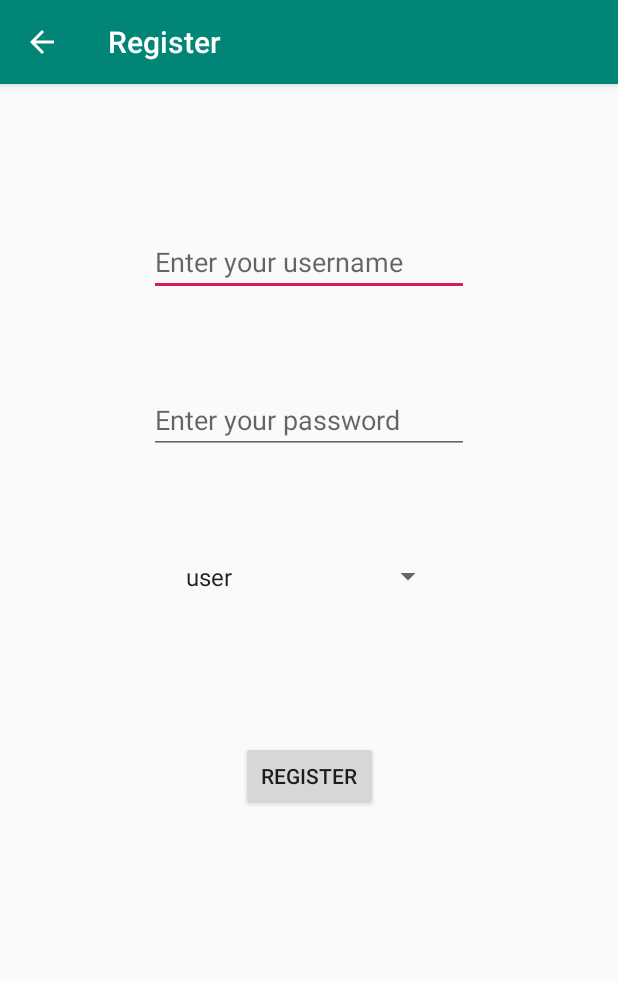
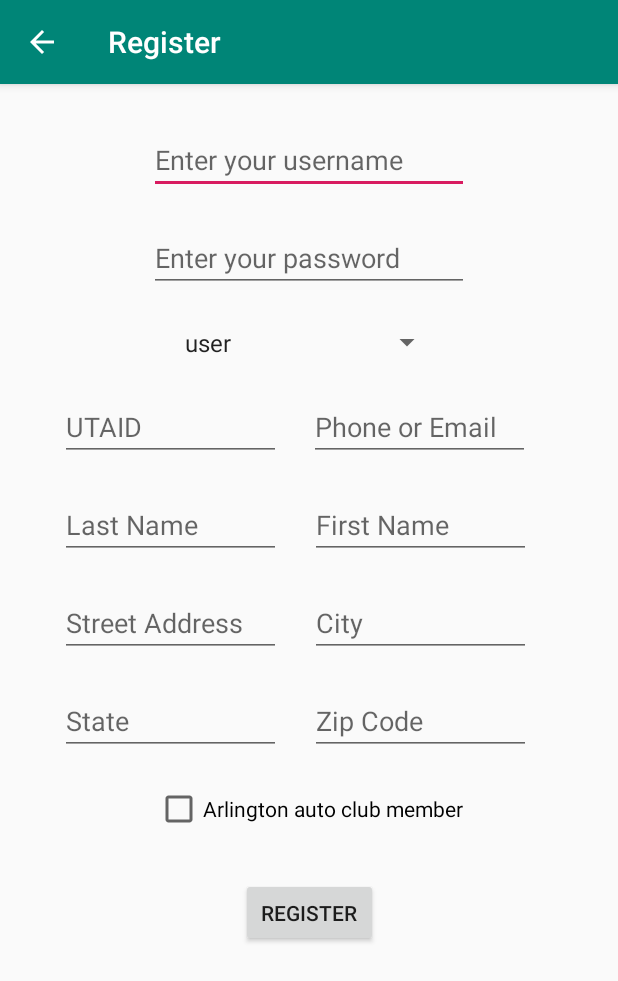
Before and after one commit to csl915179/UTACarRental, an Android app: the Register screen opened directly, with no data from a screen before it, after a tap on "REGISTER", on a phone screen of 412 x 824 dp. Shown: the top 981 px of the screen. Run offline under Robolectric (Android 15) with nearby library versions, the phone set to English and light mode, and no system bars; libraries missing offline, so code that uses them is left out: org.litepal, org.litepal.tablemanager; 1 statement that could not run was skipped.

Commit message:
Modified register screen

```diff
--- a/app/src/main/assets/litepal.xml
+++ b/app/src/main/assets/litepal.xml
@@ -19,7 +19,7 @@
 			For example:
     	<version value="1" />
     -->
-    <version value="1" />
+    <version value="2" />
 
     <!--
     	Define your models in the list with mapping tag, LitePal will
--- a/app/src/main/java/com/uta/utacarrental/MainActivity.java
+++ b/app/src/main/java/com/uta/utacarrental/MainActivity.java
@@ -39,7 +39,7 @@ public class MainActivity extends AppCompatActivity {
 
 
         if (username.length() != 0 && password.length() != 0){
-            List<User> userList = LitePal.where("name = ? and password = ?",username,password).find(User.class);
+            List<User> userList = LitePal.where("username = ? and password = ?",username,password).find(User.class);
             List<User> all_user = LitePal.findAll(User.class);
             if(userList.isEmpty()){
                 Toast.makeText(getApplicationContext(), "Invalid Username or Password", Toast.LENGTH_SHORT).show();
--- a/app/src/main/java/com/uta/utacarrental/Register.java
+++ b/app/src/main/java/com/uta/utacarrental/Register.java
@@ -5,6 +5,7 @@ import android.database.sqlite.SQLiteDatabase;
 import android.os.Bundle;
 import android.service.autofill.AutofillService;
 import android.view.View;
+import android.widget.CheckBox;
 import android.widget.EditText;
 import android.widget.Spinner;
 import android.widget.Toast;
@@ -28,12 +29,30 @@ public class Register extends AppCompatActivity {
         String username=((EditText) findViewById(R.id.username)).getText().toString().trim();
         String password=((EditText) findViewById(R.id.password)).getText().toString().trim();
         String role = (String) ((Spinner) findViewById(R.id.role)).getSelectedItem();
+        String UTAID=((EditText) findViewById(R.id.password)).getText().toString().trim();
+        String phoneoremail=((EditText) findViewById(R.id.phoneoremail)).getText().toString().trim();
+        String lastname=((EditText) findViewById(R.id.lastname)).getText().toString().trim();
+        String firstname=((EditText) findViewById(R.id.firstname)).getText().toString().trim();
+        String street=((EditText) findViewById(R.id.street)).getText().toString().trim();
+        String city=((EditText) findViewById(R.id.city)).getText().toString().trim();
+        String state=((EditText) findViewById(R.id.state)).getText().toString().trim();
+        String zipcode=((EditText) findViewById(R.id.zipcode)).getText().toString().trim();
+        Boolean ismember = ((CheckBox) findViewById(R.id.ismember)).isChecked();
 
         if (username.length() != 0 && password.length() != 0){
             User user = new User();
-            user.setName(username);
+            user.setUsername(username);
             user.setPassword(password);
             user.setRole(role);
+            user.setUTAID(UTAID);
+            user.setPhoneoremail(phoneoremail);
+            user.setLastname(lastname);
+            user.setFirstname(firstname);
+            user.setStreet(street);
+            user.setState(state);
+            user.setCity(city);
+            user.setZipcode(zipcode);
+            user.setIsmember(ismember);
 
             if(user.save()){
                 startActivity(new Intent(this, MainActivity.class));
--- a/app/src/main/java/com/uta/utacarrental/UserHomepage.java
+++ b/app/src/main/java/com/uta/utacarrental/UserHomepage.java
@@ -81,7 +81,7 @@ public class UserHomepage extends AppCompatActivity {
                     case DrawerLayout.STATE_SETTLING:
                         //设置状态
                         System.out.println("设置");
-                        ((TextView) findViewById(R.id.username)).setText(user.getName());
+                        ((TextView) findViewById(R.id.username)).setText(user.getUsername());
                         ((TextView) findViewById(R.id.role)).setText(user.getRole());
                         break;
                     case DrawerLayout.STATE_IDLE:
--- a/app/src/main/res/layout/activity_register.xml
+++ b/app/src/main/res/layout/activity_register.xml
@@ -10,44 +10,165 @@
             android:id="@+id/username"
             android:layout_width="wrap_content"
             android:layout_height="wrap_content"
-        android:layout_marginTop="96dp"
+            android:layout_marginTop="28dp"
             android:ems="10"
             android:hint="@string/username"
             android:inputType="textPersonName"
             app:layout_constraintEnd_toEndOf="parent"
             app:layout_constraintStart_toStartOf="parent"
-        app:layout_constraintTop_toTopOf="parent" />
+            app:layout_constraintTop_toTopOf="parent"/>
 
     <EditText
             android:id="@+id/password"
             android:layout_width="wrap_content"
             android:layout_height="wrap_content"
-        android:layout_marginTop="60dp"
+            android:layout_marginTop="20dp"
             android:ems="10"
             android:hint="@string/password"
             android:inputType="textPassword"
             app:layout_constraintEnd_toEndOf="parent"
             app:layout_constraintStart_toStartOf="parent"
-        app:layout_constraintTop_toBottomOf="@+id/username" />
+            app:layout_constraintTop_toBottomOf="@+id/username"/>
 
     <Button
             android:id="@+id/Register"
             android:layout_width="91dp"
             android:layout_height="46dp"
-        android:layout_marginTop="96dp"
             android:onClick="register"
             android:text="@string/Register"
             app:layout_constraintEnd_toEndOf="parent"
             app:layout_constraintStart_toStartOf="parent"
-        app:layout_constraintTop_toBottomOf="@+id/role" />
+            app:layout_constraintTop_toBottomOf="@+id/ismember"
+            android:layout_marginTop="30dp"/>
 
     <Spinner
             android:id="@+id/role"
             android:layout_width="180dp"
             android:layout_height="27dp"
-        android:layout_marginTop="68dp"
+            android:layout_marginTop="20dp"
             android:entries="@array/role"
             app:layout_constraintEnd_toEndOf="parent"
             app:layout_constraintStart_toStartOf="parent"
-        app:layout_constraintTop_toBottomOf="@+id/password" />
+            app:layout_constraintTop_toBottomOf="@+id/password"
+            app:layout_constraintHorizontal_bias="0.497"/>
+
+    <EditText
+            android:id="@+id/UTAID"
+            android:layout_width="147dp"
+            android:layout_height="45dp"
+            android:ems="10"
+            android:hint="@string/UTAID"
+            android:inputType="number"
+            app:layout_constraintStart_toStartOf="parent"
+            app:layout_constraintTop_toBottomOf="@+id/role"
+            android:layout_marginTop="20dp"
+            android:layout_marginLeft="40dp"
+            android:layout_marginStart="40dp"/>
+
+    <EditText
+            android:id="@+id/phoneoremail"
+            android:layout_width="147dp"
+            android:layout_height="45dp"
+            android:ems="10"
+            android:hint="@string/contact"
+            app:layout_constraintEnd_toEndOf="parent"
+            app:layout_constraintTop_toBottomOf="@+id/role"
+            android:layout_marginTop="20dp"
+            android:layout_marginRight="40dp"
+            android:layout_marginEnd="40dp"
+            app:layout_constraintStart_toEndOf="@+id/UTAID"/>
+
+    <EditText
+            android:id="@+id/zipcode"
+            android:layout_width="147dp"
+            android:layout_height="45dp"
+            android:ems="10"
+            android:hint="@string/zipcode"
+            android:inputType="number"
+            app:layout_constraintEnd_toEndOf="parent"
+            app:layout_constraintStart_toEndOf="@+id/state"
+            android:layout_marginRight="40dp"
+            android:layout_marginEnd="40dp"
+            app:layout_constraintHorizontal_bias="0.513"
+            app:layout_constraintTop_toBottomOf="@+id/city"
+            android:layout_marginTop="20dp"/>
+
+    <EditText
+            android:id="@+id/street"
+            android:layout_width="147dp"
+            android:layout_height="45dp"
+            android:ems="10"
+            android:hint="@string/street"
+            android:inputType="text"
+            app:layout_constraintStart_toStartOf="parent"
+            android:layout_marginLeft="40dp"
+            android:layout_marginStart="40dp"
+            app:layout_constraintTop_toBottomOf="@+id/firstname"
+            android:layout_marginTop="20dp"/>
+
+    <EditText
+            android:id="@+id/state"
+            android:layout_width="147dp"
+            android:layout_height="45dp"
+            android:ems="10"
+            android:hint="@string/state"
+            android:inputType="text"
+            app:layout_constraintStart_toStartOf="parent"
+            android:layout_marginLeft="40dp"
+            android:layout_marginStart="40dp"
+            app:layout_constraintTop_toBottomOf="@+id/city"
+            android:layout_marginTop="20dp"/>
+
+    <EditText
+            android:id="@+id/lastname"
+            android:layout_width="147dp"
+            android:layout_height="45dp"
+            android:ems="10"
+            android:hint="@string/lastname"
+            android:inputType="textPersonName"
+            app:layout_constraintStart_toStartOf="parent"
+            android:layout_marginLeft="40dp"
+            android:layout_marginStart="40dp"
+            app:layout_constraintTop_toBottomOf="@+id/phoneoremail"
+            android:layout_marginTop="20dp"/>
+
+    <EditText
+            android:id="@+id/city"
+            android:layout_width="147dp"
+            android:layout_height="45dp"
+            android:ems="10"
+            android:hint="@string/city"
+            android:inputType="text"
+            app:layout_constraintEnd_toEndOf="parent"
+            app:layout_constraintStart_toEndOf="@+id/street"
+            app:layout_constraintTop_toBottomOf="@+id/firstname"
+            android:layout_marginTop="20dp"
+            android:layout_marginRight="40dp"
+            android:layout_marginEnd="40dp"
+            app:layout_constraintHorizontal_bias="0.513"/>
+
+    <EditText
+            android:id="@+id/firstname"
+            android:layout_width="147dp"
+            android:layout_height="45dp"
+            android:ems="10"
+            android:hint="@string/firstname"
+            android:inputType="textPersonName"
+            app:layout_constraintEnd_toEndOf="parent"
+            app:layout_constraintStart_toEndOf="@+id/lastname"
+            android:layout_marginRight="40dp"
+            android:layout_marginEnd="40dp"
+            app:layout_constraintHorizontal_bias="0.513"
+            app:layout_constraintTop_toBottomOf="@+id/phoneoremail"
+            android:layout_marginTop="20dp"/>
+
+    <CheckBox
+            android:text="Arlington auto club member"
+            android:layout_width="wrap_content"
+            android:layout_height="wrap_content"
+            android:id="@+id/ismember"
+            app:layout_constraintEnd_toEndOf="parent"
+            app:layout_constraintStart_toStartOf="parent"
+            app:layout_constraintTop_toBottomOf="@+id/zipcode"
+            android:layout_marginTop="20dp"/>
 </androidx.constraintlayout.widget.ConstraintLayout>
--- a/app/src/main/res/values/strings.xml
+++ b/app/src/main/res/values/strings.xml
@@ -19,6 +19,16 @@
     <string name="button_send">Send</string>
     <string name="username">Enter your username</string>
     <string name="password">Enter your password</string>
+    <string name="UTAID">UTAID</string>
+    <string name="contact">Phone or Email</string>
+    <string name="lastname">Last Name</string>
+    <string name="firstname">First Name</string>
+    <string name="street">Street Address</string>
+    <string name="city">City</string>
+    <string name="state">State</string>
+    <string name="zipcode">Zip Code</string>
+    <string name="ismember">Arlington auto club member</string>
+
     <string name="login">Log In</string>
     <string name="Register">Register</string>
 
```
Lines whose indentation alone changed are shown as unchanged.
